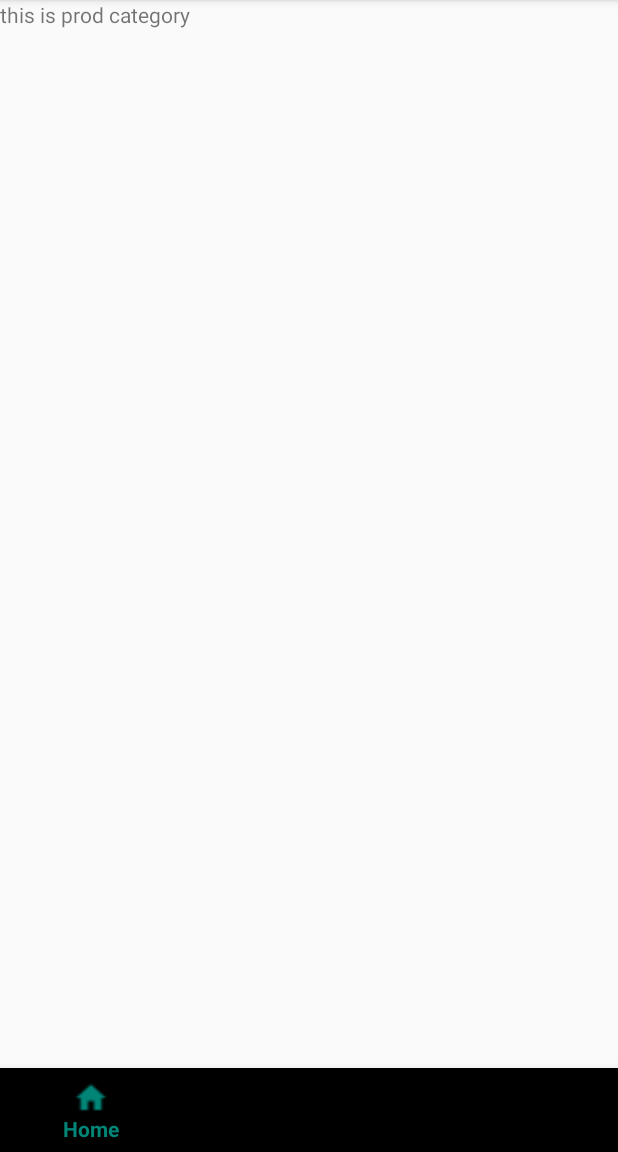
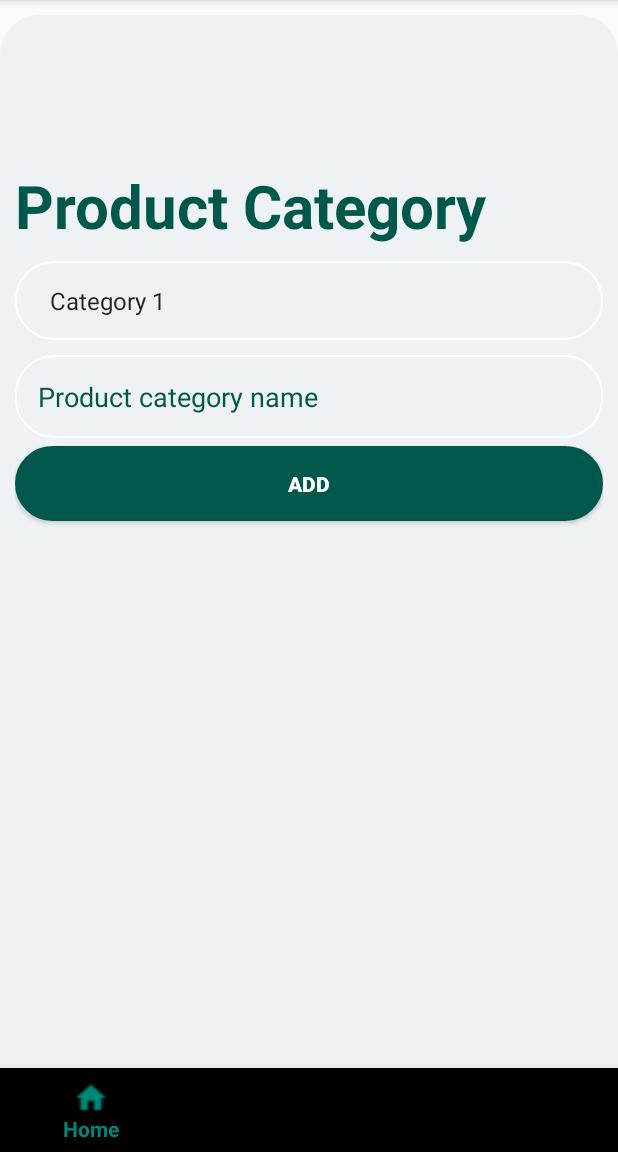
Before and after one commit to jaysolanki46/ShopnSaveAdmin, an Android app: the fragment ProductCategoryFragment placed in its activity, on a phone screen of 412 x 824 dp, the part 84-1236 px from its top. Run offline under Robolectric (Android 15) with nearby library versions, the phone set to English and light mode, and no system bars.

Commit message:
Category and Product category designed

```diff
--- a/app/src/main/java/com/example/jayso/shopnsaveadmin/ProductCategoryFragment.java
+++ b/app/src/main/java/com/example/jayso/shopnsaveadmin/ProductCategoryFragment.java
@@ -6,6 +6,16 @@ import android.support.v4.app.Fragment;
 import android.view.LayoutInflater;
 import android.view.View;
 import android.view.ViewGroup;
+import android.widget.AdapterView;
+import android.widget.ArrayAdapter;
+import android.widget.LinearLayout;
+import android.widget.Spinner;
+import android.widget.Toast;
+
+import com.example.jayso.shopnsaveadmin.com.example.jayso.shopnsaveadmin.model.Category;
+
+import java.util.ArrayList;
+import java.util.List;
 
 
 /**
@@ -13,6 +23,7 @@ import android.view.ViewGroup;
  */
 public class ProductCategoryFragment extends Fragment {
 
+    Spinner spinner;
 
     public ProductCategoryFragment() {
         // Required empty public constructor
@@ -22,8 +33,43 @@ public class ProductCategoryFragment extends Fragment {
     @Override
     public View onCreateView(LayoutInflater inflater, ViewGroup container,
                              Bundle savedInstanceState) {
+
+        // Grap category from database
+        List<Category> categories = new ArrayList<>();
+        categories.add(new Category(1, "Category 1"));
+        categories.add(new Category(2, "Category 2"));
+        categories.add(new Category(3, "Category 3"));
+
         // Inflate the layout for this fragment
-        return inflater.inflate(R.layout.fragment_product_category, container, false);
+        View view = inflater.inflate(R.layout.fragment_product_category, container, false);
+        spinner = (Spinner) view.findViewById(R.id.spinner_categories);
+        ArrayAdapter < Category > adapter =
+                new ArrayAdapter < Category > (getActivity(), android.R.layout.simple_spinner_item, categories);
+        adapter.setDropDownViewResource(android.R.layout.simple_spinner_dropdown_item);
+        spinner.setAdapter(adapter);
+
+        spinner.setOnItemSelectedListener(new AdapterView.OnItemSelectedListener() {
+            @Override
+            public void onItemSelected(AdapterView<?> parent, View view, int position, long id) {
+                Category category = (Category) parent.getSelectedItem();
+                //display(category);
+            }
+
+            @Override
+            public void onNothingSelected(AdapterView<?> parent) {
+
+            }
+        });
+
+        return view;
     }
 
+//    public void getSelectedCategory(View view) {
+//        Category category = (Category) spinner.getSelectedItem();
+//    }
+//
+//    private void display(Category category) {
+//        String name = category.getCat_name();
+//        Toast.makeText(getActivity(), name, Toast.LENGTH_LONG).show();
+//    }
 }
--- /dev/null
+++ b/app/src/main/java/com/example/jayso/shopnsaveadmin/com/example/jayso/shopnsaveadmin/model/Category.java
@@ -0,0 +1,35 @@
+package com.example.jayso.shopnsaveadmin.com.example.jayso.shopnsaveadmin.model;
+
+public class Category {
+
+    private int cat_id;
+    private String cat_name;
+
+    public Category() {}
+
+    public Category(int cat_id, String cat_name) {
+        this.cat_id = cat_id;
+        this.cat_name = cat_name;
+    }
+
+    public int getCat_id() {
+        return cat_id;
+    }
+
+    public void setCat_id(int cat_id) {
+        this.cat_id = cat_id;
+    }
+
+    public String getCat_name() {
+        return cat_name;
+    }
+
+    public void setCat_name(String cat_name) {
+        this.cat_name = cat_name;
+    }
+
+    @Override
+    public String toString() {
+        return cat_name;
+    }
+}
--- /dev/null
+++ b/app/src/main/res/drawable/shapebackgroundpage.xml
@@ -0,0 +1,27 @@
+<?xml version="1.0" encoding="utf-8"?>
+<shape
+    xmlns:android="http://schemas.android.com/apk/res/android"
+    android:shape="rectangle">
+
+    <solid
+        android:color="#EEF2F5">
+    </solid>
+
+    <corners
+        android:topLeftRadius="25dp"
+        android:topRightRadius="25dp">
+    </corners>
+
+    <stroke
+        android:width="1dp"
+        android:color="#EEF2F5">
+    </stroke>
+
+    <padding
+        android:top="0dp"
+        android:right="10dp"
+        android:left="10dp"
+        android:bottom="0dp">
+    </padding>
+
+</shape>
--- a/app/src/main/res/layout/activity_login.xml
+++ b/app/src/main/res/layout/activity_login.xml
@@ -27,7 +27,7 @@
             android:layout_height="wrap_content"
             android:layout_margin="10dp"
             android:padding="15dp"
-            android:background="@drawable/shapeemail"
+            android:background="@drawable/shapefield"
             android:drawableLeft="@drawable/ic_person_black_24dp"
             android:drawablePadding="10dp"
             android:hint="Email"
@@ -40,7 +40,7 @@
             android:layout_height="wrap_content"
             android:layout_margin="10dp"
             android:padding="15dp"
-            android:background="@drawable/shapeemail"
+            android:background="@drawable/shapefield"
             android:drawableLeft="@drawable/ic_lock_black_24dp"
             android:drawablePadding="10dp"
             android:hint="Password"
--- a/app/src/main/res/layout/fragment_product_category.xml
+++ b/app/src/main/res/layout/fragment_product_category.xml
@@ -6,9 +6,62 @@
     tools:context=".ProductCategoryFragment">
 
     <!-- TODO: Update blank fragment layout -->
-    <TextView
+    <LinearLayout
+        android:id="@+id/linearlayout_product_category"
         android:layout_width="match_parent"
         android:layout_height="match_parent"
-        android:text="this is prod category" />
+        android:layout_marginTop="10dp"
+        android:orientation="vertical"
+        android:background="@drawable/shapebackgroundpage">
 
+        <TextView
+            android:id="@+id/HeaderText"
+            android:layout_width="wrap_content"
+            android:layout_height="wrap_content"
+            android:layout_marginTop="100dp"
+            android:text="Product Category"
+            android:textSize="40sp"
+            android:textStyle="bold|normal"
+            android:textColor="@color/colorPrimaryDark"
+            android:fontFamily="Arial"
+            />
+
+        <Spinner
+            android:id="@+id/spinner_categories"
+            android:layout_width="match_parent"
+            android:layout_height="wrap_content"
+            android:padding="15dp"
+            android:layout_marginTop="10dp"
+            android:background="@drawable/shapefield"
+            android:drawablePadding="10dp"
+            android:hint="Product category name"
+            android:textColor="@color/colorPrimaryDark"
+            android:textColorHint="@color/colorPrimaryDark"
+            android:textColorHighlight="@color/colorPrimaryDark">
+
+        </Spinner>
+
+        <EditText
+            android:layout_width="match_parent"
+            android:layout_height="wrap_content"
+            android:padding="15dp"
+            android:layout_marginTop="10dp"
+            android:background="@drawable/shapefield"
+            android:drawablePadding="10dp"
+            android:hint="Product category name"
+            android:textColor="@color/colorPrimaryDark"
+            android:textColorHint="@color/colorPrimaryDark"
+            android:textColorHighlight="@color/colorPrimaryDark"/>
+
+        <Button
+            android:layout_width="match_parent"
+            android:layout_height="wrap_content"
+            android:text="Add"
+            android:textStyle="bold|normal"
+            android:textColor="@color/colorAccent"
+            android:padding="15dp"
+            android:layout_marginTop="5dp"
+            android:background="@drawable/shapelogin"
+            />
+    </LinearLayout>
 </FrameLayout>
```
Also changed, not shown: app/src/main/res/layout/fragment_category.xml (+42 -2 lines), app/src/main/res/drawable/shapefield.xml (renamed from app/src/main/res/drawable/shapeemail.xml).
